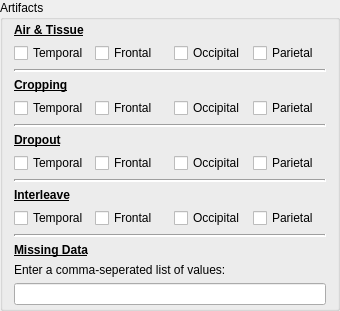
Old version of the form Resources/UI/dwiArtifactWidget.ui in the repository reginakim/SlicerQAExtension.
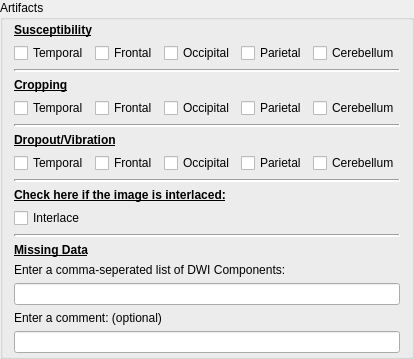
New version of the form.

Commit message: ENH: Added user requested design changes 	* Add comment box at bottom 	* Add cerebellum region to each artifact type 	* Change "Air & Tissue" to "Susceptibility" 	* Change "Dropout" to "Dropout/Vibration" 	* Change "Interleave" to "Interlace" 	* Change "Interlace" to Yes/No rather than region question 	* Change instructions for "Missing Data" to "Enter a comma-separated list of DWI Components(s):"

What changed in the file:
```diff
--- a/Resources/UI/dwiArtifactWidget.ui
+++ b/Resources/UI/dwiArtifactWidget.ui
@@ -48,7 +48,7 @@
       </font>
      </property>
      <property name="text">
-      <string>Air &amp; Tissue</string>
+      <string>Susceptibility</string>
      </property>
      <property name="textInteractionFlags">
       <set>Qt::NoTextInteraction</set>
@@ -95,6 +95,13 @@
         </property>
        </widget>
       </item>
+      <item>
+       <widget class="QCheckBox" name="susceptibility_cerebellum">
+        <property name="text">
+         <string>Cerebellum</string>
+        </property>
+       </widget>
+      </item>
      </layout>
     </widget>
    </item>
@@ -174,6 +181,13 @@
         </property>
        </widget>
       </item>
+      <item>
+       <widget class="QCheckBox" name="cropping_cerebellum">
+        <property name="text">
+         <string>Cerebellum</string>
+        </property>
+       </widget>
+      </item>
      </layout>
     </widget>
    </item>
@@ -209,7 +223,7 @@
       </font>
      </property>
      <property name="text">
-      <string>Dropout</string>
+      <string>Dropout/Vibration</string>
      </property>
     </widget>
    </item>
@@ -253,6 +267,13 @@
         </property>
        </widget>
       </item>
+      <item>
+       <widget class="QCheckBox" name="dropOut_cerebellum">
+        <property name="text">
+         <string>Cerebellum</string>
+        </property>
+       </widget>
+      </item>
      </layout>
     </widget>
    </item>
@@ -288,7 +309,7 @@
       </font>
      </property>
      <property name="text">
-      <string>Interleave</string>
+      <string>Check here if the image is interlaced:</string>
      </property>
     </widget>
    </item>
@@ -307,28 +328,7 @@
       <item>
        <widget class="QCheckBox" name="interleave_temporal">
         <property name="text">
-         <string>Temporal</string>
-        </property>
-       </widget>
-      </item>
-      <item>
-       <widget class="QCheckBox" name="interleave_frontal">
-        <property name="text">
-         <string>Frontal</string>
-        </property>
-       </widget>
-      </item>
-      <item>
-       <widget class="QCheckBox" name="interleave_occipital">
-        <property name="text">
-         <string>Occipital</string>
-        </property>
-       </widget>
-      </item>
-      <item>
-       <widget class="QCheckBox" name="interleave_parietal">
-        <property name="text">
-         <string>Parietal</string>
+         <string>Interlace</string>
         </property>
        </widget>
       </item>
@@ -374,12 +374,22 @@
    <item>
     <widget class="QLabel" name="missingUserInfo">
      <property name="text">
-      <string>Enter a comma-seperated list of values:</string>
+      <string>Enter a comma-seperated list of DWI Components:</string>
      </property>
     </widget>
    </item>
    <item>
-    <widget class="QLineEdit" name="missingLineEdit"/>
+    <widget class="QLineEdit" name="missingDataLineEdit"/>
+   </item>
+   <item>
+    <widget class="QLabel" name="miscComments">
+     <property name="text">
+      <string>Enter a comment: (optional)</string>
+     </property>
+    </widget>
+   </item>
+   <item>
+    <widget class="QLineEdit" name="miscCommentLineEdit"/>
    </item>
   </layout>
  </widget>
```
Left out of the diff: 18 changed lines with no effect on the pictures. The commit also changes 2 other files.
